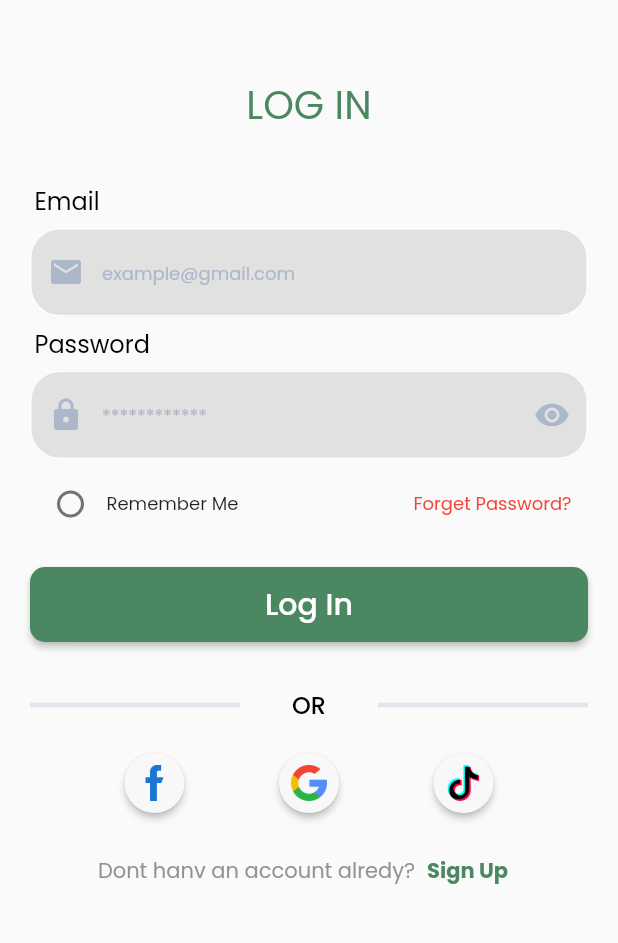
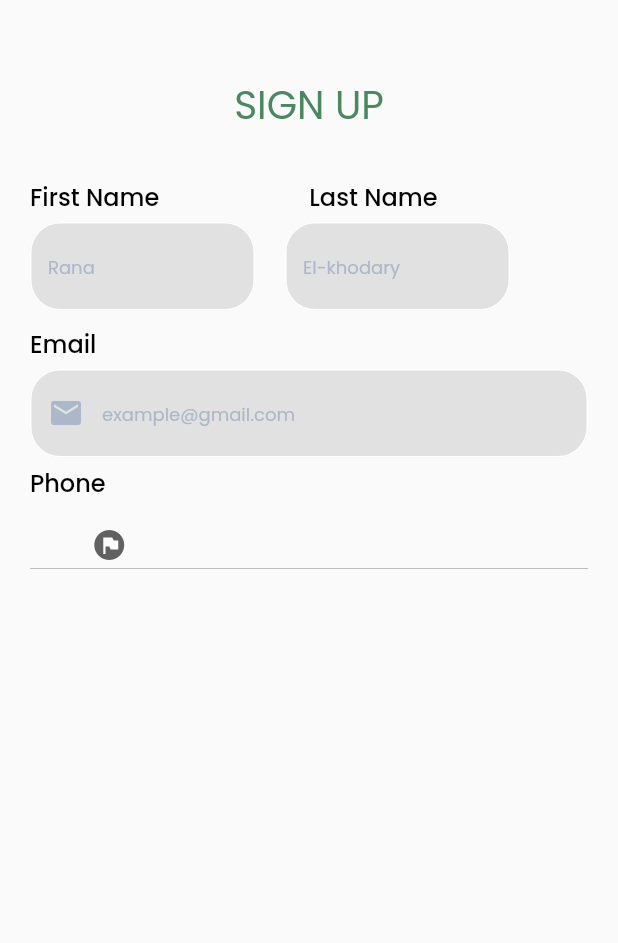
Before and after one commit to ranakh2001/login_system, a Flutter app: the screen it shows after launch, after a tap on "Sign Up", on a phone screen of 412 x 824 dp, the part 135-1078 px from its top. Run offline on Flutter 3.47's test engine with Material 2 defaults, Android fonts, the phone set to English and light mode, and no system bars; our stand-ins replace firebase_core, get, google_fonts; accounts and stored records are empty.

Commit message:
working in signup screen

```diff
--- a/lib/controller/login-controller.dart
+++ b/lib/controller/login-controller.dart
@@ -2,6 +2,7 @@
 
 import 'package:flutter/material.dart';
 import 'package:get/get.dart';
+import 'package:google_fonts/google_fonts.dart';
 
 class LoginController extends GetxController {
   TextEditingController emailcontroller = TextEditingController();
@@ -14,7 +15,14 @@ class LoginController extends GetxController {
     183,
     202,
   );
-
+  String contryIntro = "";
+  List<DropdownMenuItem<dynamic>> contries =  [
+    DropdownMenuItem(value: "+970",child: Text("+970",style: GoogleFonts.poppins(fontSize: 16,fontWeight: FontWeight.w500),),),
+    DropdownMenuItem(value: "+20",child: Text("+20",style: GoogleFonts.poppins(fontSize: 16,fontWeight: FontWeight.w500),),),
+    DropdownMenuItem(value: "+212",child: Text("+212",style: GoogleFonts.poppins(fontSize: 16,fontWeight: FontWeight.w500),),),
+    DropdownMenuItem(value: "+216",child: Text("+216",style: GoogleFonts.poppins(fontSize: 16,fontWeight: FontWeight.w500),),),
+    DropdownMenuItem(value: "+218",child: Text("+218",style: GoogleFonts.poppins(fontSize: 16,fontWeight: FontWeight.w500),),),
+  ];
   void changeVisiability() {
     if (isVisible.value) {
       isVisible.value = false;
@@ -30,4 +38,8 @@ class LoginController extends GetxController {
       rememberMe.value = false;
     }
   }
+
+  void selectContry(String contry) {
+    contryIntro = contry;
+  }
 }
--- a/lib/main.dart
+++ b/lib/main.dart
@@ -4,6 +4,7 @@ import 'package:flutter/material.dart';
 import 'package:get/get.dart';
 
 import 'firebase_options.dart';
+import 'view/signup-screen.dart';
 
 void main() async {
   WidgetsFlutterBinding.ensureInitialized();
@@ -26,6 +27,9 @@ class MyApp extends StatelessWidget {
         primarySwatch: Colors.blue,
       ),
       home: LoginScreen(),
+      getPages: [
+        GetPage(name: '/signup', page: ()=>SignupScreen())
+      ],
     );
   }
 }
--- a/lib/view/login-screen.dart
+++ b/lib/view/login-screen.dart
@@ -126,7 +126,9 @@ class LoginScreen extends StatelessWidget {
                         fontSize: 14),
                   ),
                   TextButton(
-                      onPressed: () {},
+                      onPressed: () {
+                        Get.toNamed('/signup');
+                      },
                       child: Text(
                         "Sign Up",
                         style: GoogleFonts.poppins(
--- /dev/null
+++ b/lib/view/signup-screen.dart
@@ -0,0 +1,144 @@
+// ignore_for_file: file_names, must_be_immutable
+
+import 'package:chat/controller/login-controller.dart';
+import 'package:flutter/material.dart';
+import 'package:get/get.dart';
+import 'package:google_fonts/google_fonts.dart';
+
+import 'widgets/drop-down-button.dart';
+import 'widgets/email-field-widget.dart';
+
+class SignupScreen extends StatelessWidget {
+  SignupScreen({super.key});
+  LoginController loginController = Get.find();
+  @override
+  Widget build(BuildContext context) {
+    return Scaffold(
+      body: Padding(
+        padding: const EdgeInsets.all(20.0),
+        child: ListView(
+          children: [
+            Container(
+              margin: const EdgeInsets.all(20),
+              width: 50,
+              height: 50,
+              child: Image.asset("assets/images/logo.png"),
+            ),
+            Container(
+              margin: const EdgeInsets.symmetric(vertical: 30),
+              child: Text(
+                "SIGN UP",
+                style: GoogleFonts.poppins(
+                    color: const Color.fromARGB(255, 75, 135, 97),
+                    fontSize: 26),
+                textAlign: TextAlign.center,
+              ),
+            ),
+            Row(
+              children: [
+                Text(
+                  "First Name",
+                  style: GoogleFonts.poppins(
+                      color: Colors.black,
+                      fontSize: 16,
+                      fontWeight: FontWeight.w500),
+                ),
+                const SizedBox(
+                  width: 100,
+                ),
+                Text(
+                  "Last Name",
+                  style: GoogleFonts.poppins(
+                      color: Colors.black,
+                      fontSize: 16,
+                      fontWeight: FontWeight.w500),
+                ),
+              ],
+            ),
+            Row(
+              children: [
+                Container(
+                    margin: const EdgeInsets.symmetric(vertical: 5),
+                    width: 150,
+                    child: TextField(
+                      cursorColor: loginController.grey,
+                      decoration: InputDecoration(
+                        filled: true,
+                        fillColor: const Color.fromARGB(255, 225, 225, 225),
+                        border: const OutlineInputBorder(
+                            borderRadius:
+                                BorderRadius.all(Radius.circular(20.0)),
+                            borderSide: BorderSide(color: Colors.white)),
+                        enabledBorder: const OutlineInputBorder(
+                          borderRadius: BorderRadius.all(Radius.circular(20.0)),
+                          borderSide: BorderSide(color: Colors.white),
+                        ),
+                        focusedBorder: OutlineInputBorder(
+                          borderSide:
+                              const BorderSide(color: Colors.white, width: 2.0),
+                          borderRadius: BorderRadius.circular(25.0),
+                        ),
+                        hintText: "Rana",
+                        hintStyle: GoogleFonts.poppins(
+                            fontSize: 12, color: loginController.grey),
+                      ),
+                    )),
+                const SizedBox(
+                  width: 20,
+                ),
+                Container(
+                    margin: const EdgeInsets.symmetric(vertical: 5),
+                    width: 150,
+                    child: TextField(
+                      cursorColor: loginController.grey,
+                      decoration: InputDecoration(
+                        filled: true,
+                        fillColor: const Color.fromARGB(255, 225, 225, 225),
+                        border: const OutlineInputBorder(
+                            borderRadius:
+                                BorderRadius.all(Radius.circular(20.0)),
+                            borderSide: BorderSide(color: Colors.white)),
+                        enabledBorder: const OutlineInputBorder(
+                          borderRadius: BorderRadius.all(Radius.circular(20.0)),
+                          borderSide: BorderSide(color: Colors.white),
+                        ),
+                        focusedBorder: OutlineInputBorder(
+                          borderSide:
+                              const BorderSide(color: Colors.white, width: 2.0),
+                          borderRadius: BorderRadius.circular(25.0),
+                        ),
+                        hintText: "El-khodary",
+                        hintStyle: GoogleFonts.poppins(
+                            fontSize: 12, color: loginController.grey),
+                      ),
+                    )),
+              ],
+            ),
+            Container(
+              margin: const EdgeInsets.symmetric(vertical: 5),
+              child: Text(
+                "Email",
+                style: GoogleFonts.poppins(
+                    color: Colors.black,
+                    fontSize: 16,
+                    fontWeight: FontWeight.w500),
+              ),
+            ),
+            EmailFieldWidget(),
+            Container(
+              margin: const EdgeInsets.symmetric(vertical: 5),
+              child: Text(
+                "Phone",
+                style: GoogleFonts.poppins(
+                    color: Colors.black,
+                    fontSize: 16,
+                    fontWeight: FontWeight.w500),
+              ),
+            ),
+            Dropdown(),
+          ],
+        ),
+      ),
+    );
+  }
+}
--- /dev/null
+++ b/lib/view/widgets/drop-down-button.dart
@@ -0,0 +1,20 @@
+// ignore_for_file: file_names
+
+import 'package:chat/controller/login-controller.dart';
+import 'package:flutter/material.dart';
+import 'package:get/get.dart';
+
+class Dropdown extends StatelessWidget {
+  Dropdown({super.key});
+  LoginController loginController = Get.find();
+  @override
+  Widget build(BuildContext context) {
+    return DropdownButton(
+        icon: Icon(Icons.flag_circle),
+        value: loginController.contryIntro,
+        items: loginController.contries,
+        onChanged: (value) {
+          loginController.selectContry(value);
+        });
+  }
+}
```
